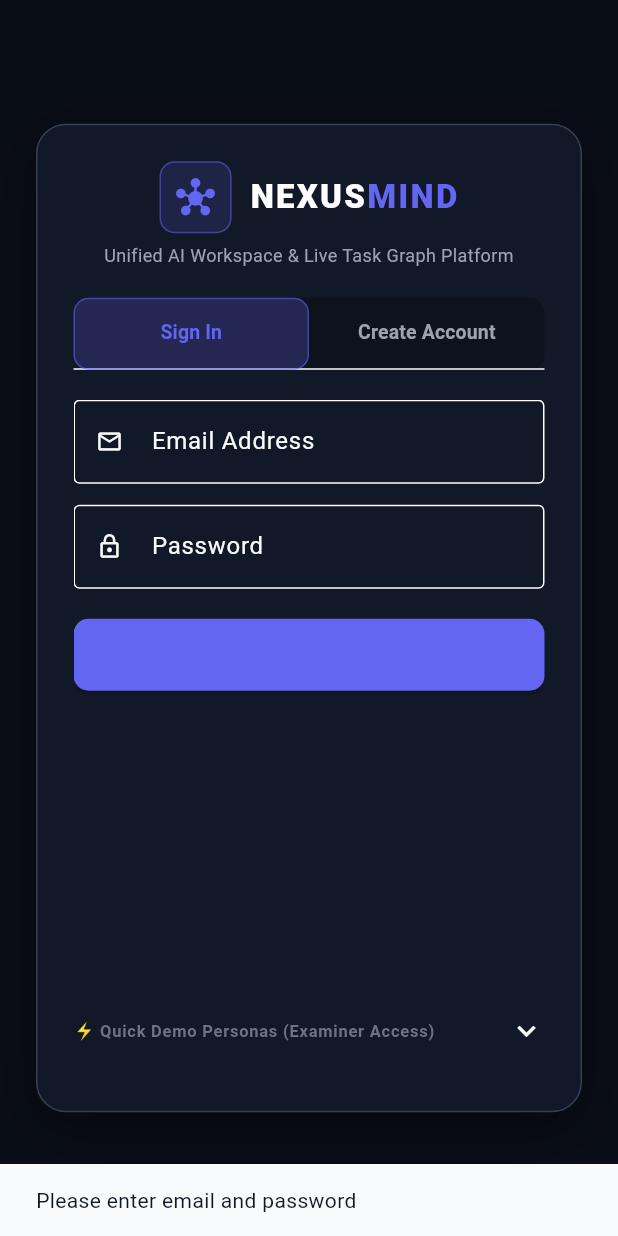
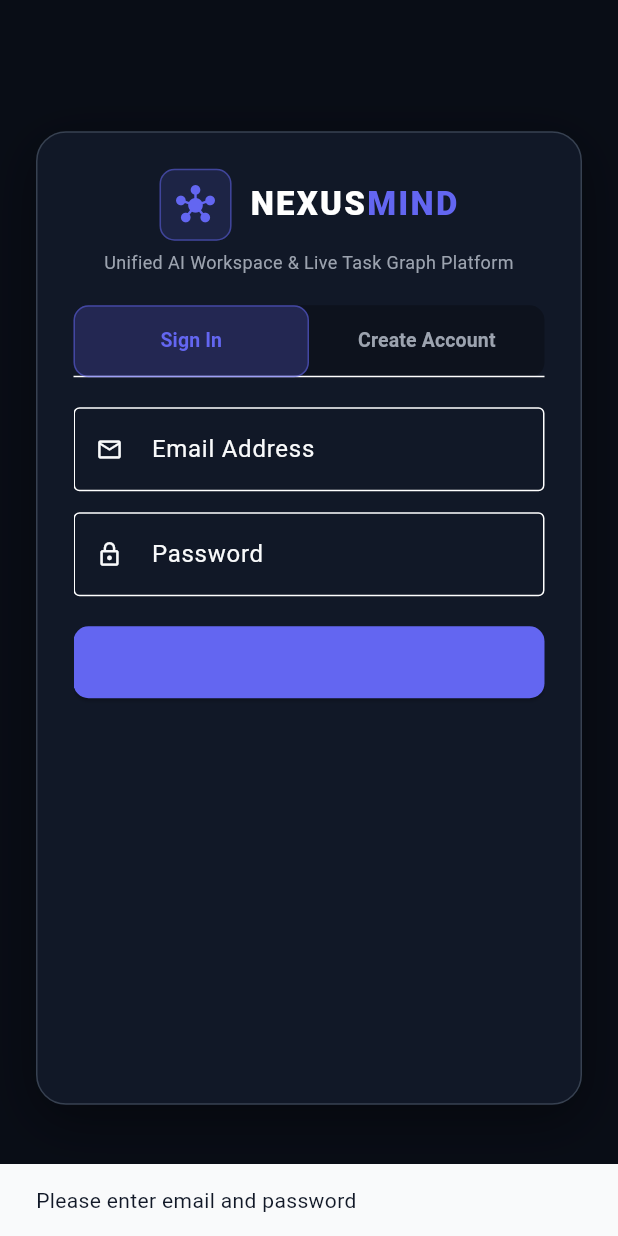
Before and after one commit to suhani-shinde1812/Nexus-mind, a Flutter app: the screen it shows after launch, after a tap on "Sign In to Workspace", on a phone screen of 412 x 824 dp. Run offline on Flutter 3.47's test engine with Material 3 defaults, Android fonts, the phone set to English and light mode, and no system bars; our stand-ins replace dio, firebase_messaging, flutter_local_notifications, flutter_riverpod, flutter_secure_storage, shared_preferences; accounts and stored records are empty; network calls fail.

Commit message:
feat(mobile): increase timeout to 45s, persist registered account and session, remove demo personas and hardcoded users

```diff
--- a/mobile/lib/core/networking/api_client.dart
+++ b/mobile/lib/core/networking/api_client.dart
@@ -20,8 +20,8 @@ class ApiClient {
     _dio = Dio(
       BaseOptions(
         baseUrl: AppConfig.baseUrl,
-        connectTimeout: const Duration(seconds: 15),
-        receiveTimeout: const Duration(seconds: 15),
+        connectTimeout: const Duration(seconds: 45),
+        receiveTimeout: const Duration(seconds: 45),
         headers: {'Content-Type': 'application/json'},
       ),
     );
@@ -107,6 +107,46 @@ class ApiClient {
     }
   }
 
+  Future<void> saveLocalCredential(String email, String password, Map<String, dynamic> userJson) async {
+    try {
+      await _storage.write(key: 'local_cred_${email.toLowerCase().trim()}', value: jsonEncode({
+        'password': password,
+        'user': userJson,
+      }));
+      await _storage.write(key: 'active_user_session', value: jsonEncode(userJson));
+    } catch (_) {}
+  }
+
+  Future<Map<String, dynamic>?> getActiveSession() async {
+    try {
+      final str = await _storage.read(key: 'active_user_session');
+      if (str != null) return jsonDecode(str) as Map<String, dynamic>;
+    } catch (_) {}
+    return null;
+  }
+
+  Future<Map<String, dynamic>?> verifyLocalCredential(String email, String password) async {
+    try {
+      final str = await _storage.read(key: 'local_cred_${email.toLowerCase().trim()}');
+      if (str != null) {
+        final data = jsonDecode(str) as Map<String, dynamic>;
+        if (data['password'] == password) {
+          final user = data['user'] as Map<String, dynamic>;
+          await _storage.write(key: 'active_user_session', value: jsonEncode(user));
+          return user;
+        }
+      }
+    } catch (_) {}
+    return null;
+  }
+
+  Future<void> clearAllAuthData() async {
+    await clearTokens();
+    try {
+      await _storage.delete(key: 'active_user_session');
+    } catch (_) {}
+  }
+
   Future<dynamic> get(String path) async {
     try {
       final res = await _dio.get(path);
--- a/mobile/lib/presentation/screens/auth/login_screen.dart
+++ b/mobile/lib/presentation/screens/auth/login_screen.dart
@@ -21,7 +21,7 @@ class _LoginScreenState extends ConsumerState<LoginScreen> with SingleTickerProv
   final TextEditingController _regName = TextEditingController();
   final TextEditingController _regEmail = TextEditingController();
   final TextEditingController _regPassword = TextEditingController();
-  final TextEditingController _regSkills = TextEditingController(text: 'Python, Flutter, API');
+  final TextEditingController _regSkills = TextEditingController();
   String _selectedRole = 'employee';
 
   final TextEditingController _mfaController = TextEditingController();
@@ -147,7 +147,7 @@ class _LoginScreenState extends ConsumerState<LoginScreen> with SingleTickerProv
 
                 // Tab Content
                 SizedBox(
-                  height: 380,
+                  height: 440,
                   child: TabBarView(
                     controller: _tabController,
                     children: [
@@ -156,25 +156,6 @@ class _LoginScreenState extends ConsumerState<LoginScreen> with SingleTickerProv
 
                       // TAB 2: CREATE ACCOUNT
                       _buildRegisterForm(context, authState),
-                    ],
-                  ),
-                ),
-
-                // Collapsible 1-Click Demo
-                const SizedBox(height: 12),
-                Theme(
-                  data: Theme.of(context).copyWith(dividerColor: Colors.transparent),
-                  child: ExpansionTile(
-                    tilePadding: EdgeInsets.zero,
-                    title: const Text('⚡ Quick Demo Personas (Examiner Access)', style: TextStyle(fontSize: 11, color: AppColors.textMuted, fontWeight: FontWeight.bold)),
-                    children: [
-                      _demoButton('Sarah Jenkins', 'Team Lead (Sprint Alpha)', AppColors.primary, () => ref.read(authProvider.notifier).loginDemo('team_lead')),
-                      const SizedBox(height: 6),
-                      _demoButton('Alex Vance', 'Frontend Lead (Mobile App)', AppColors.secondary, () => ref.read(authProvider.notifier).loginDemo('employee')),
-                      const SizedBox(height: 6),
-                      _demoButton('Marcus Chen', 'Project Manager', AppColors.purple, () => ref.read(authProvider.notifier).loginDemo('project_manager')),
-                      const SizedBox(height: 6),
-                      _demoButton('Elena Rostova', 'Security Administrator', AppColors.danger, () => ref.read(authProvider.notifier).loginDemo('admin')),
                     ],
                   ),
                 ),
@@ -342,22 +323,4 @@ class _LoginScreenState extends ConsumerState<LoginScreen> with SingleTickerProv
       ),
     );
   }
-
-  Widget _demoButton(String name, String role, Color color, VoidCallback onTap) {
-    return OutlinedButton(
-      style: OutlinedButton.styleFrom(
-        side: BorderSide(color: color.withOpacity(0.4)),
-        padding: const EdgeInsets.symmetric(vertical: 8, horizontal: 12),
-        alignment: Alignment.centerLeft,
-      ),
-      onPressed: onTap,
-      child: Row(
-        mainAxisAlignment: MainAxisAlignment.spaceBetween,
-        children: [
-          Text(name, style: TextStyle(fontSize: 12, fontWeight: FontWeight.bold, color: color)),
-          Text(role, style: const TextStyle(fontSize: 10, color: AppColors.textSecondary)),
-        ],
-      ),
-    );
-  }
 }
--- a/mobile/lib/presentation/screens/meetings/meetings_screen.dart
+++ b/mobile/lib/presentation/screens/meetings/meetings_screen.dart
@@ -196,6 +196,7 @@ class MeetingsScreen extends ConsumerWidget {
                         final dateStr = '${selectedDate.year}-${selectedDate.month.toString().padLeft(2, '0')}-${selectedDate.day.toString().padLeft(2, '0')}';
                         final timeStr = '${selectedTime.hour.toString().padLeft(2, '0')}:${selectedTime.minute.toString().padLeft(2, '0')}';
 
+                        final currentUser = ref.read(authProvider).user;
                         ref.read(workspaceProvider.notifier).createMeeting({
                           'title': title,
                           'project': project,
@@ -203,7 +204,8 @@ class MeetingsScreen extends ConsumerWidget {
                           'time': timeStr,
                           'duration': duration,
                           'agenda': agendaCtrl.text.trim(),
-                          'attendees': ['Team Lead', 'Engineering Team'],
+                          'organizer': currentUser?.name ?? 'Organizer',
+                          'attendees': [currentUser?.name ?? 'Workspace Member'],
                         });
                         Navigator.pop(ctx);
                         ScaffoldMessenger.of(context).showSnackBar(SnackBar(content: Text('Meeting "$title" scheduled!')));
```
Also changed, not shown: mobile/lib/application/providers.dart (+92 -34 lines), mobile/lib/presentation/screens/tasks/kanban_screen.dart (+8 -3 lines), 1 other file.
